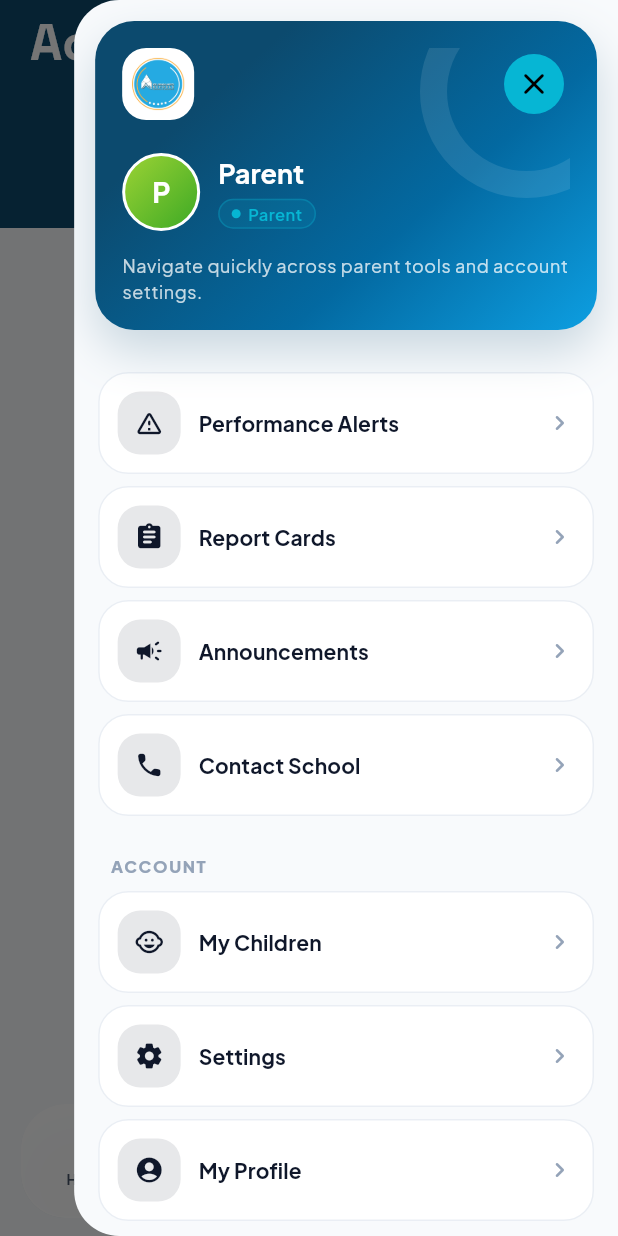
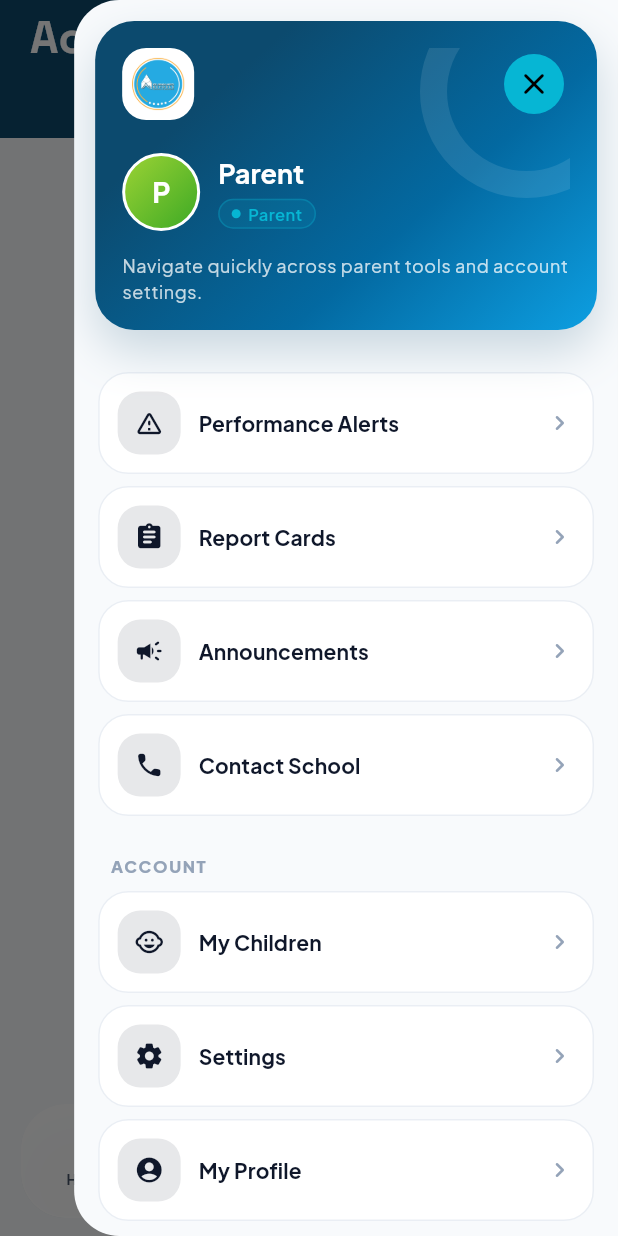
Before and after one commit to MathiasAthanas/kilimanjaro, a Flutter app: the AcademicOverviewScreen screen opened by its route, with the side drawer open, on a phone screen of 412 x 824 dp. Run offline on Flutter 3.47's test engine with Material 3 defaults, Android fonts, the phone set to English and light mode, and no system bars; drawn by our look-alikes of flutter_animate; our stand-ins replace connectivity_plus, dio, file_picker, fl_chart, flutter_cache_manager, flutter_dotenv and 14 more; missing offline and left inert: flutter_pdfview; accounts and stored records are empty; network calls fail.

Commit message:
style(mobile): compact hero headers, honest class cards (1.0.7+8)
- hero header sizes to the device status-bar inset (+92dp) instead of a fixed 152dp; titles are one line
  and scale down when long, so every screen gains about 30dp of content
- My Classes shows the class average only when the server has one (no empty track), labelled and
  red below the pass mark
- spacing under the teacher stat tiles
No new packages, assets or fonts; release bundle +1.6 KB.

Co-Authored-By: Claude Sonnet 5.5 <noreply@anthropic.com>

```diff
--- a/mobile/kilimanjaro/lib/screens/teacher/teacher_screens.dart
+++ b/mobile/kilimanjaro/lib/screens/teacher/teacher_screens.dart
@@ -2623,7 +2623,7 @@ class _TwoColumnTiles extends StatelessWidget {
         ),
       );
     }
-    return Column(children: rows);
+    return Padding(padding: const EdgeInsets.only(bottom: 10), child: Column(children: rows));
   }
 }
 
--- a/mobile/kilimanjaro/lib/widgets/common/ks_app_bar.dart
+++ b/mobile/kilimanjaro/lib/widgets/common/ks_app_bar.dart
@@ -46,7 +46,7 @@ class KSAppBar extends StatelessWidget implements PreferredSizeWidget {
               child: SafeArea(
                 bottom: false,
                 child: Padding(
-                  padding: const EdgeInsets.fromLTRB(20, 12, 20, 18),
+                  padding: const EdgeInsets.fromLTRB(20, 10, 20, 16),
                   child: Row(
                     crossAxisAlignment: CrossAxisAlignment.start,
                     children: [
@@ -62,16 +62,21 @@ class KSAppBar extends StatelessWidget implements PreferredSizeWidget {
                         child: Column(
                           crossAxisAlignment: CrossAxisAlignment.start,
                           children: [
-                            AnimatedDefaultTextStyle(
-                              duration: const Duration(milliseconds: 220),
-                              curve: Curves.easeOutCubic,
-                              style: GoogleFonts.spaceGrotesk(
-                                fontSize: collapsed ? 22 : 34,
-                                fontWeight: FontWeight.w700,
-                                color: AppColors.white,
-                                height: 1.05,
+                            // One line: long titles shrink to fit instead of wrapping and growing the header.
+                            FittedBox(
+                              fit: BoxFit.scaleDown,
+                              alignment: Alignment.centerLeft,
+                              child: AnimatedDefaultTextStyle(
+                                duration: const Duration(milliseconds: 220),
+                                curve: Curves.easeOutCubic,
+                                style: GoogleFonts.spaceGrotesk(
+                                  fontSize: collapsed ? 22 : 30,
+                                  fontWeight: FontWeight.w700,
+                                  color: AppColors.white,
+                                  height: 1.1,
+                                ),
+                                child: Text(title, maxLines: 1, softWrap: false),
                               ),
-                              child: Text(title),
                             ),
                             if (subtitle != null) ...[
                               const SizedBox(height: 6),
@@ -144,7 +149,16 @@ class KSAppBar extends StatelessWidget implements PreferredSizeWidget {
     );
   }
 
+  /// Height of the status-bar inset, read without a BuildContext so the hero can size itself to the device.
+  static double get _statusBarInset {
+    final views = WidgetsBinding.instance.platformDispatcher.views;
+    if (views.isEmpty) return 24;
+    final view = views.first;
+    return view.padding.top / view.devicePixelRatio;
+  }
+
   @override
-  Size get preferredSize =>
-      Size.fromHeight(variant == KSAppBarVariant.hero ? 152 : 64);
+  Size get preferredSize => Size.fromHeight(
+        variant == KSAppBarVariant.hero ? _statusBarInset + 92 : 64,
+      );
 }
--- a/mobile/kilimanjaro/pubspec.yaml
+++ b/mobile/kilimanjaro/pubspec.yaml
@@ -1,7 +1,7 @@
 name: kilimanjaro
 description: Kilimanjaro Schools mobile application.
 publish_to: 'none'
-version: 1.0.6+7
+version: 1.0.7+8
 
 environment:
   sdk: ^3.9.0
```
Also changed, not shown: mobile/kilimanjaro/lib/widgets/teacher/teacher_surface.dart (+22 -8 lines), 1 other file.
